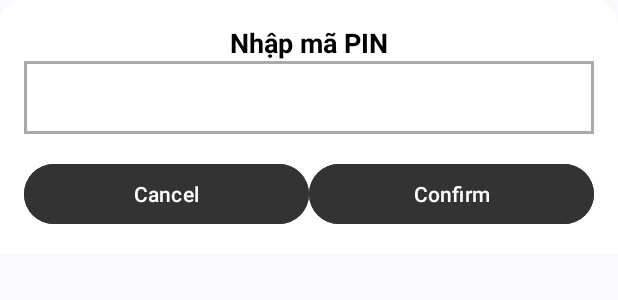
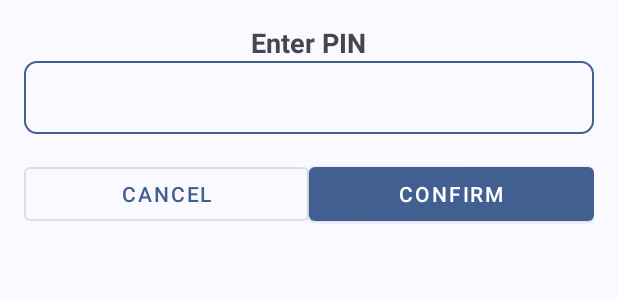
Before and after one commit to HZeroxium/MemorAI, an Android app: the layout fragment_pin.xml on its own in the app's theme, with its tools: preview values and no code run, on a phone screen of 412 x 824 dp. Shown: the top 300 px of the screen. Run offline under Robolectric (Android 15) with nearby library versions, the phone set to English and light mode, and no system bars.

Commit message:
Refactor layout and drawable resources for consistency and improved styling

```diff
--- a/app/src/main/res/drawable/pin_edit_text_background.xml
+++ b/app/src/main/res/drawable/pin_edit_text_background.xml
@@ -1,10 +1,6 @@
 <?xml version="1.0" encoding="utf-8"?>
-<layer-list xmlns:android="http://schemas.android.com/apk/res/android">
-    <item>
-        <shape android:shape="rectangle">
-            <solid android:color="@android:color/transparent"/>
-            <size android:height="2dp"/>
-            <stroke android:width="2dp" android:color="@android:color/darker_gray"/>
-        </shape>
-    </item>
-</layer-list>
+<shape xmlns:android="http://schemas.android.com/apk/res/android" android:shape="rectangle">
+    <solid android:color="?attr/colorSurface" />
+    <corners android:radius="8dp" />
+    <stroke android:width="1dp" android:color="?attr/colorPrimary" />
+</shape>
--- a/app/src/main/res/layout/fragment_pin.xml
+++ b/app/src/main/res/layout/fragment_pin.xml
@@ -1,56 +1,15 @@
 <?xml version="1.0" encoding="utf-8"?>
-<LinearLayout xmlns:android="http://schemas.android.com/apk/res/android"
-    android:layout_width="match_parent"
-    android:layout_height="wrap_content"
-    android:orientation="vertical"
-    android:padding="16dp"
-    android:background="@drawable/dialog_background">
+<LinearLayout xmlns:android="http://schemas.android.com/apk/res/android" android:layout_width="match_parent" android:layout_height="wrap_content" android:orientation="vertical" android:padding="16dp" android:background="?attr/colorSurface">
 
-    <TextView
-        android:id="@+id/title"
-        android:layout_width="wrap_content"
-        android:layout_height="wrap_content"
-        android:text="@string/enter_pin"
-        android:textSize="18sp"
-        android:textColor="#000"
-        android:textStyle="bold"
-        android:layout_gravity="center" />
+    <TextView android:id="@+id/title" android:layout_width="wrap_content" android:layout_height="wrap_content" android:text="@string/enter_pin" android:textSize="18sp" android:textStyle="bold" android:layout_gravity="center" />
 
-    <EditText
-        android:id="@+id/pin_input"
-        android:layout_width="match_parent"
-        android:layout_height="wrap_content"
-        android:inputType="numberPassword"
-        android:maxLength="6"
-        android:gravity="center"
-        android:textSize="24sp"
-        android:digits="0123456789"
-        android:letterSpacing="1.5"
-        android:background="@drawable/pin_edit_text_background"
-        android:padding="8dp"/>
+    <EditText android:id="@+id/pin_input" android:layout_width="match_parent" android:layout_height="wrap_content" android:inputType="numberPassword" android:maxLength="6" android:gravity="center" android:textSize="24sp"  android:digits="0123456789" android:letterSpacing="1.5" android:background="@drawable/pin_edit_text_background" android:padding="8dp"/>
 
 
-    <LinearLayout
-        android:layout_width="match_parent"
-        android:layout_height="wrap_content"
-        android:orientation="horizontal"
-        android:layout_marginTop="16dp"
-        android:gravity="center">
+    <LinearLayout android:layout_width="match_parent" android:layout_height="wrap_content" android:orientation="horizontal" android:layout_marginTop="16dp" android:gravity="center">
 
-        <Button
-            android:id="@+id/btn_cancel"
-            android:layout_width="0dp"
-            android:layout_weight="1"
-            android:layout_height="wrap_content"
-            android:text="@string/cancel"
-            android:backgroundTint="@color/theme_night_theme"/>
+        <Button android:id="@+id/btn_cancel" android:layout_width="0dp" android:layout_weight="1" android:layout_height="wrap_content" android:text="@string/cancel" style="@style/Widget.MaterialComponents.Button.OutlinedButton" />
 
-        <Button
-            android:id="@+id/btn_confirm"
-            android:layout_width="0dp"
-            android:layout_weight="1"
-            android:layout_height="wrap_content"
-            android:text="@string/confirm"
-            android:backgroundTint="@color/theme_night_theme"/>
+        <Button android:id="@+id/btn_confirm" android:layout_width="0dp" android:layout_weight="1" android:layout_height="wrap_content" android:text="@string/confirm" style="@style/Widget.MaterialComponents.Button" />
     </LinearLayout>
 </LinearLayout>
--- a/app/src/main/res/layout/fragment_security.xml
+++ b/app/src/main/res/layout/fragment_security.xml
@@ -7,7 +7,7 @@
     android:layout_height="wrap_content"
     android:layout_margin="16dp"
     android:padding="24dp"
-    android:background="@android:color/white"
+    android:background="?attr/colorSurface"
     android:elevation="8dp">
 
     <!-- Thanh handle kéo thả nhỏ -->
@@ -15,7 +15,7 @@
         android:id="@+id/handle"
         android:layout_width="40dp"
         android:layout_height="4dp"
-        android:background="#CCCCCC"
+        android:background="?android:attr/textColorSecondary"
         app:layout_constraintTop_toTopOf="parent"
         app:layout_constraintStart_toStartOf="parent"
         app:layout_constraintEnd_toEndOf="parent" />
@@ -27,6 +27,7 @@
         android:layout_height="56dp"
         android:layout_marginTop="16dp"
         android:src="@android:drawable/ic_lock_lock"
+        app:tint="?attr/colorPrimary"
         app:layout_constraintTop_toBottomOf="@id/handle"
         app:layout_constraintStart_toStartOf="parent"
         app:layout_constraintEnd_toEndOf="parent" />
@@ -38,7 +39,7 @@
         android:layout_height="wrap_content"
         android:layout_marginTop="16dp"
         android:text="Private Folder"
-        android:textColor="@android:color/black"
+        android:textColor="?android:attr/textColorPrimary"
         android:textSize="20sp"
         android:textStyle="bold"
         android:gravity="center"
@@ -53,7 +54,7 @@
         android:layout_height="wrap_content"
         android:layout_marginTop="8dp"
         android:text="@string/unlock_to_access_your_private_photos"
-        android:textColor="#757575"
+        android:textColor="?android:attr/textColorSecondary"
         android:textSize="14sp"
         android:gravity="center"
         app:layout_constraintTop_toBottomOf="@id/tvTitle"
@@ -78,8 +79,7 @@
             android:layout_weight="1"
             android:text="@string/enter_pin"
             android:textAllCaps="false"
-            android:backgroundTint="@color/colorPrimary"
-            android:textColor="@android:color/white"
+            style="@style/Widget.MaterialComponents.Button"
             android:padding="12dp" />
 
         <Space
@@ -93,8 +93,7 @@
             android:layout_weight="1"
             android:text="@string/use_fingerprint"
             android:textAllCaps="false"
-            android:backgroundTint="@color/colorPrimary"
-            android:textColor="@android:color/white"
+            style="@style/Widget.MaterialComponents.Button"
             android:padding="12dp" />
     </LinearLayout>
 
--- a/app/src/main/res/values/strings.xml
+++ b/app/src/main/res/values/strings.xml
@@ -568,7 +568,7 @@
     <string name="tags">Tags</string>
     <string name="add_photo_album">Add Photo Into Album</string>
     <string name="tooltip_update_album">Enter album title and select photos</string>
-    <string name="enter_pin">Nhập mã PIN</string>
+    <string name="enter_pin">Enter PIN</string>
     <string name="privates">Privates</string>
     <string name="add_media">+ Add media</string>
     <string name="edit_profile">Edit Profile</string>
```
